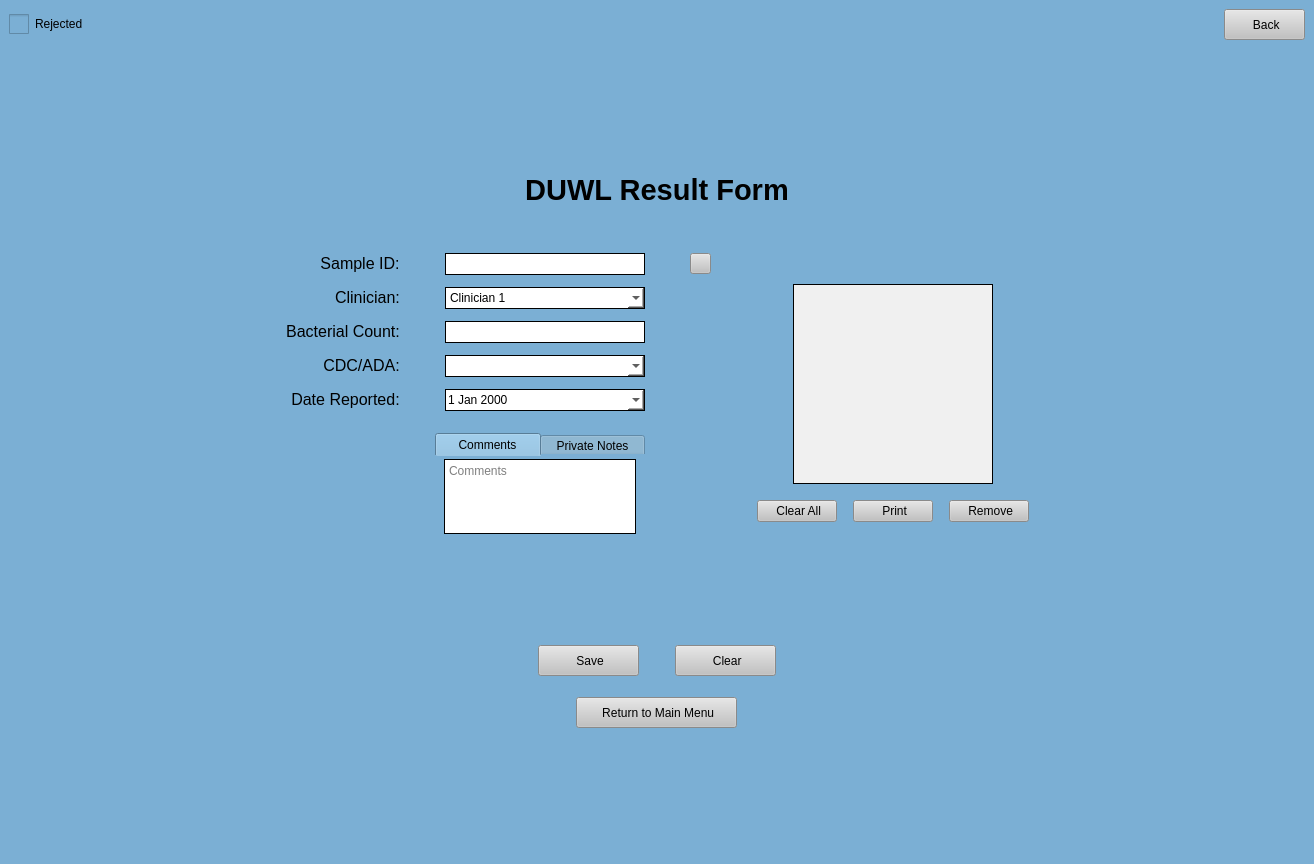
Before: the Qt Designer form UI Screens/COMBdb_DUWL_Result_Form2.ui in Kasmanian/COMBDb-oldgen, drawn with Qt 5.
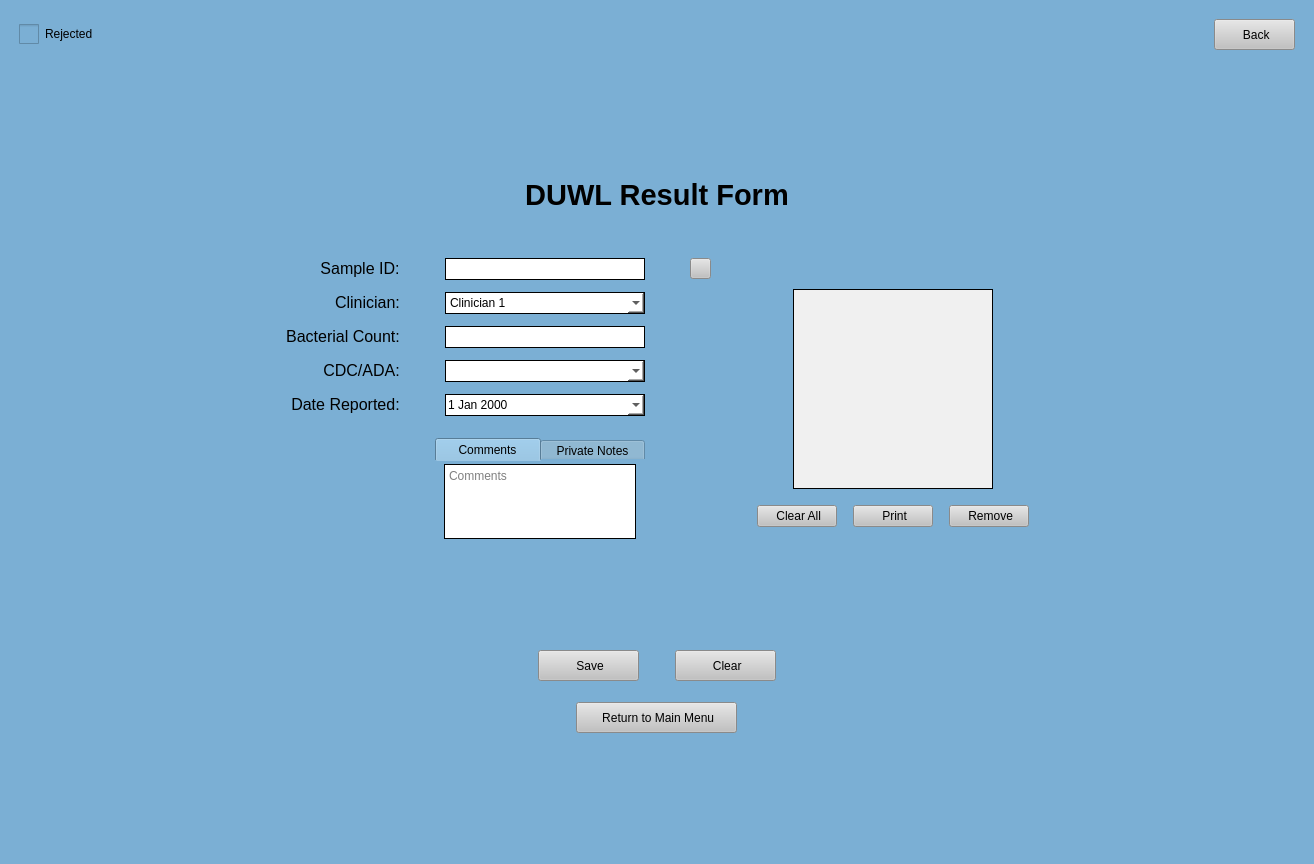
After: the same form once the commit is applied.

Commit message: Rejection logs & button text change on culture type

```diff
--- a/UI Screens/COMBdb_DUWL_Result_Form2.ui
+++ b/UI Screens/COMBdb_DUWL_Result_Form2.ui
@@ -21,7 +21,7 @@
   </property>
   <widget class="QWidget" name="centralwidget">
    <layout class="QGridLayout" name="gridLayout">
-    <item row="1" column="0">
+    <item row="2" column="0">
      <spacer name="verticalSpacer">
       <property name="orientation">
        <enum>Qt::Vertical</enum>
@@ -34,7 +34,7 @@
       </property>
      </spacer>
     </item>
-    <item row="3" column="0">
+    <item row="4" column="0">
      <spacer name="verticalSpacer_2">
       <property name="orientation">
        <enum>Qt::Vertical</enum>
@@ -47,7 +47,7 @@
       </property>
      </spacer>
     </item>
-    <item row="2" column="0">
+    <item row="3" column="0">
      <layout class="QVBoxLayout" name="verticalLayout">
       <property name="bottomMargin">
        <number>0</number>
@@ -1063,7 +1063,7 @@
       </item>
      </layout>
     </item>
-    <item row="0" column="0">
+    <item row="1" column="0">
      <layout class="QHBoxLayout" name="horizontalLayout_6">
       <property name="leftMargin">
        <number>0</number>
@@ -1077,6 +1077,22 @@
       <property name="bottomMargin">
        <number>0</number>
       </property>
+      <item>
+       <spacer name="horizontalSpacer_4">
+        <property name="orientation">
+         <enum>Qt::Horizontal</enum>
+        </property>
+        <property name="sizeType">
+         <enum>QSizePolicy::Minimum</enum>
+        </property>
+        <property name="sizeHint" stdset="0">
+         <size>
+          <width>10</width>
+          <height>10</height>
+         </size>
+        </property>
+       </spacer>
+      </item>
       <item>
        <widget class="QCheckBox" name="rejectedCheckBox">
         <property name="styleSheet">
@@ -1141,8 +1157,40 @@
         </property>
        </widget>
       </item>
+      <item>
+       <spacer name="horizontalSpacer_13">
+        <property name="orientation">
+         <enum>Qt::Horizontal</enum>
+        </property>
+        <property name="sizeType">
+         <enum>QSizePolicy::Minimum</enum>
+        </property>
+        <property name="sizeHint" stdset="0">
+         <size>
+          <width>10</width>
+          <height>10</height>
+         </size>
+        </property>
+       </spacer>
+      </item>
      </layout>
     </item>
+    <item row="0" column="0">
+     <spacer name="verticalSpacer_3">
+      <property name="orientation">
+       <enum>Qt::Vertical</enum>
+      </property>
+      <property name="sizeType">
+       <enum>QSizePolicy::Minimum</enum>
+      </property>
+      <property name="sizeHint" stdset="0">
+       <size>
+        <width>10</width>
+        <height>10</height>
+       </size>
+      </property>
+     </spacer>
+    </item>
    </layout>
   </widget>
  </widget>
```
The commit also changes 11 other files.
